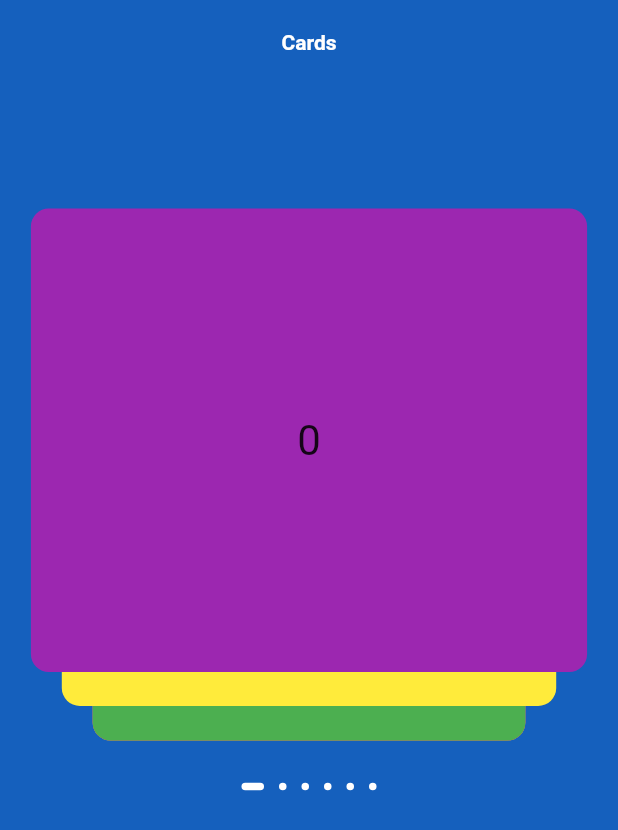
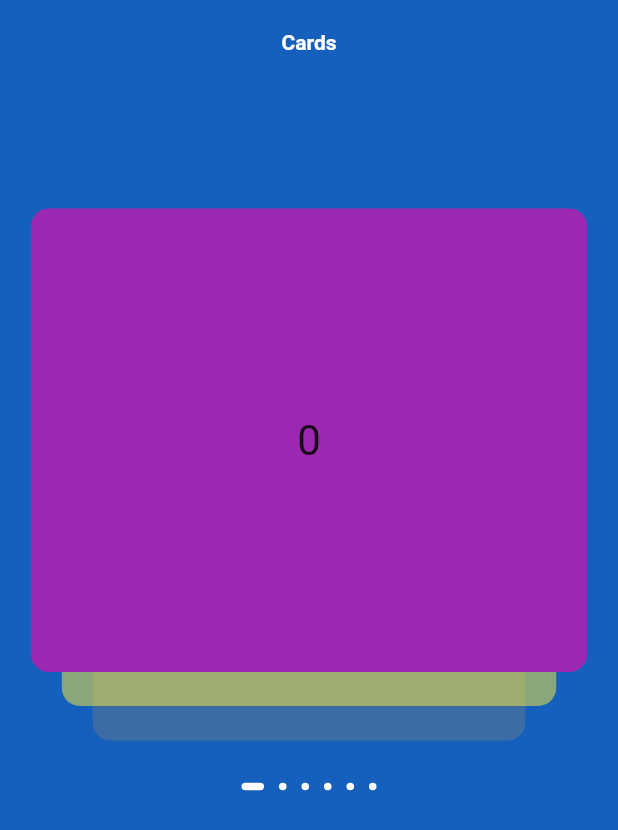
Before and after one commit to Asylzatwww/card_slider, a Flutter app: the screen it shows after launch, on a phone screen of 412 x 824 dp. Shown: the top 830 px of the screen. Run offline on Flutter 3.47's test engine with Material 2 defaults, Android fonts, the phone set to English and light mode, and no system bars.

Commit message:
Update slider.dart
add opacity

```diff
--- a/lib/src/slider.dart
+++ b/lib/src/slider.dart
@@ -518,7 +518,10 @@ class _CardSliderState extends State<CardSlider>
                         getAlignment(i) +
                         _dragAlignmentCenter +
                         (animationPhase3 ? _bottomOffset : 0)),
-            child: Container(
+           child:Opacity(
+              opacity: i==0?1:i==1?0.5:0.1,
+
+              child:   Container(
               decoration: BoxDecoration(
                 borderRadius: BorderRadius.circular(20),
                 //color: valuesDataColors[valuesDataIndex[i]],
@@ -531,6 +534,7 @@ class _CardSliderState extends State<CardSlider>
                   (animationPhase3 ? -1 * _cardHeightOffset : 0),
               child: widget.cards[valuesDataIndex[i]],
             ),
+            )
           )
       ],
     );
```
